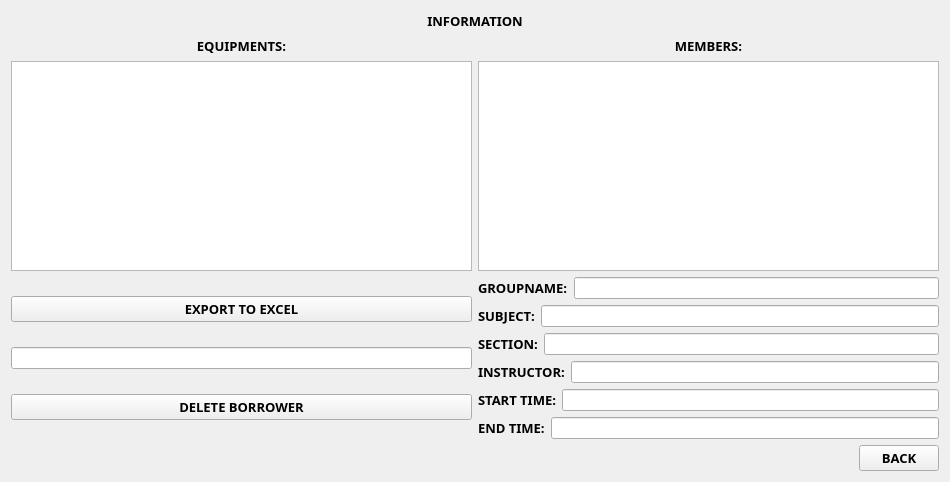
Qt form infopopup.ui (markytools/sume-borrower-app) before a commit.
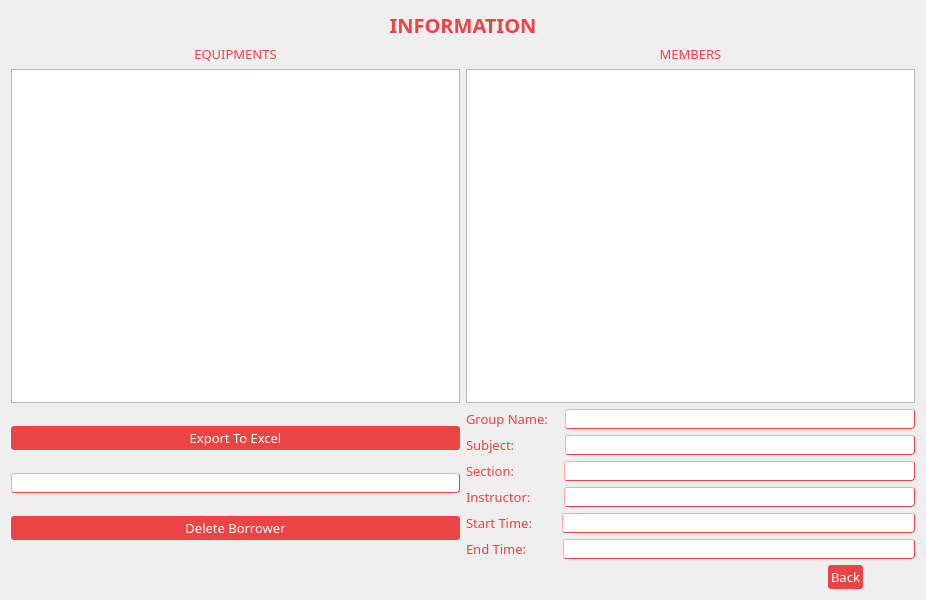
The same form after that commit.

Diff of the .ui file:
```diff
--- a/infopopup.ui
+++ b/infopopup.ui
@@ -6,14 +6,14 @@
    <rect>
     <x>0</x>
     <y>0</y>
-    <width>950</width>
-    <height>482</height>
+    <width>926</width>
+    <height>600</height>
    </rect>
   </property>
   <property name="minimumSize">
    <size>
-    <width>950</width>
-    <height>482</height>
+    <width>800</width>
+    <height>600</height>
    </size>
   </property>
   <property name="maximumSize">
@@ -25,32 +25,50 @@
   <property name="windowTitle">
    <string>Form</string>
   </property>
+  <property name="styleSheet">
+   <string notr="true">#Infopopup{
+background-color:white;
+background:none;
+border:none;
+}</string>
+  </property>
   <layout class="QGridLayout" name="gridLayout">
-   <item row="0" column="0" colspan="2">
+   <item row="2" column="2">
+    <spacer name="horizontalSpacer">
+     <property name="orientation">
+      <enum>Qt::Horizontal</enum>
+     </property>
+     <property name="sizeType">
+      <enum>QSizePolicy::Fixed</enum>
+     </property>
+     <property name="sizeHint" stdset="0">
+      <size>
+       <width>40</width>
+       <height>20</height>
+      </size>
+     </property>
+    </spacer>
+   </item>
+   <item row="0" column="0" colspan="4">
     <layout class="QHBoxLayout" name="horizontalLayout_6">
-     <item>
-      <spacer name="horizontalSpacer">
-       <property name="orientation">
-        <enum>Qt::Horizontal</enum>
-       </property>
-       <property name="sizeHint" stdset="0">
-        <size>
-         <width>252</width>
-         <height>20</height>
-        </size>
-       </property>
-      </spacer>
-     </item>
      <item>
       <widget class="QLabel" name="label_3">
        <property name="font">
         <font>
-         <family>Segoe UI Black</family>
-         <pointsize>10</pointsize>
+         <family>Adobe Gothic Std B</family>
+         <pointsize>15</pointsize>
          <weight>75</weight>
          <bold>true</bold>
         </font>
        </property>
+       <property name="styleSheet">
+        <string notr="true">#label_3{
+background-color:transparent;
+color: #eb4444;
+background:none;
+border:none;
+}</string>
+       </property>
        <property name="text">
         <string>INFORMATION</string>
        </property>
@@ -59,19 +77,6 @@
        </property>
       </widget>
      </item>
-     <item>
-      <spacer name="horizontalSpacer_2">
-       <property name="orientation">
-        <enum>Qt::Horizontal</enum>
-       </property>
-       <property name="sizeHint" stdset="0">
-        <size>
-         <width>214</width>
-         <height>20</height>
-        </size>
-       </property>
-      </spacer>
-     </item>
     </layout>
    </item>
    <item row="2" column="0">
@@ -81,28 +86,13 @@
      </property>
      <property name="sizeHint" stdset="0">
       <size>
-       <width>567</width>
+       <width>520</width>
        <height>22</height>
       </size>
      </property>
     </spacer>
    </item>
-   <item row="2" column="1">
-    <widget class="QPushButton" name="Back">
-     <property name="font">
-      <font>
-       <family>Segoe UI Black</family>
-       <pointsize>10</pointsize>
-       <weight>75</weight>
-       <bold>true</bold>
-      </font>
-     </property>
-     <property name="text">
-      <string>BACK</string>
-     </property>
-    </widget>
-   </item>
-   <item row="1" column="0" colspan="2">
+   <item row="1" column="0" colspan="4">
     <layout class="QVBoxLayout" name="verticalLayout_5">
      <item>
       <layout class="QHBoxLayout" name="horizontalLayout_5">
@@ -112,14 +102,22 @@
           <widget class="QLabel" name="label_7">
            <property name="font">
             <font>
-             <family>Segoe UI Black</family>
+             <family>Adobe Gothic Std B</family>
              <pointsize>10</pointsize>
-             <weight>75</weight>
-             <bold>true</bold>
+             <weight>50</weight>
+             <bold>false</bold>
             </font>
            </property>
+           <property name="styleSheet">
+            <string notr="true">#label_7{
+background-color:transparent;
+color: #eb4444;
+background:none;
+border:none;
+}</string>
+           </property>
            <property name="text">
-            <string>EQUIPMENTS:</string>
+            <string>EQUIPMENTS</string>
            </property>
            <property name="alignment">
             <set>Qt::AlignCenter</set>
@@ -127,7 +125,14 @@
           </widget>
          </item>
          <item>
-          <widget class="QTableWidget" name="borrowedEquipmentTable"/>
+          <widget class="QTableWidget" name="borrowedEquipmentTable">
+           <property name="font">
+            <font>
+             <family>Adobe Gothic Std B</family>
+             <pointsize>10</pointsize>
+            </font>
+           </property>
+          </widget>
          </item>
         </layout>
        </item>
@@ -137,14 +142,22 @@
           <widget class="QLabel" name="label_8">
            <property name="font">
             <font>
-             <family>Segoe UI Black</family>
+             <family>Adobe Gothic Std B</family>
              <pointsize>10</pointsize>
-             <weight>75</weight>
-             <bold>true</bold>
+             <weight>50</weight>
+             <bold>false</bold>
             </font>
            </property>
+           <property name="styleSheet">
+            <string notr="true">#label_8{
+background-color:transparent;
+color: #eb4444;
+background:none;
+border:none;
+}</string>
+           </property>
            <property name="text">
-            <string>MEMBERS:</string>
+            <string>MEMBERS</string>
            </property>
            <property name="alignment">
             <set>Qt::AlignCenter</set>
@@ -152,7 +165,14 @@
           </widget>
          </item>
          <item>
-          <widget class="QTableWidget" name="membersTable"/>
+          <widget class="QTableWidget" name="membersTable">
+           <property name="font">
+            <font>
+             <family>Adobe Gothic Std B</family>
+             <pointsize>10</pointsize>
+            </font>
+           </property>
+          </widget>
          </item>
         </layout>
        </item>
@@ -166,19 +186,44 @@
           <widget class="QPushButton" name="exportToExcel">
            <property name="font">
             <font>
-             <family>Segoe UI Black</family>
+             <family>Adobe Gothic Std B</family>
              <pointsize>10</pointsize>
-             <weight>75</weight>
-             <bold>true</bold>
+             <weight>50</weight>
+             <bold>false</bold>
             </font>
            </property>
+           <property name="styleSheet">
+            <string notr="true">#exportToExcel{
+background-color: #eb4444;
+color: white;
+border-style: outset;
+border-radius: 3px;
+padding: 3px;
+}</string>
+           </property>
            <property name="text">
-            <string>EXPORT TO EXCEL</string>
+            <string>Export To Excel</string>
            </property>
           </widget>
          </item>
          <item>
           <widget class="QLineEdit" name="itemsReturned">
+           <property name="font">
+            <font>
+             <family>Adobe Gothic Std B</family>
+             <pointsize>8</pointsize>
+            </font>
+           </property>
+           <property name="styleSheet">
+            <string notr="true">#itemsReturned{
+background-color:white;
+color: #eb4444;
+border-style: outset;
+border-width: 1px;
+border-color: #eb4444;
+border-radius: 3px;
+}</string>
+           </property>
            <property name="alignment">
             <set>Qt::AlignCenter</set>
            </property>
@@ -191,14 +236,23 @@
           <widget class="QPushButton" name="Delete">
            <property name="font">
             <font>
-             <family>Segoe UI Black</family>
+             <family>Adobe Gothic Std B</family>
              <pointsize>10</pointsize>
-             <weight>75</weight>
-             <bold>true</bold>
+             <weight>50</weight>
+             <bold>false</bold>
             </font>
            </property>
+           <property name="styleSheet">
+            <string notr="true">#Delete{
+background-color: #eb4444;
+color: white;
+border-style: outset;
+border-radius: 3px;
+padding: 3px;
+}</string>
+           </property>
            <property name="text">
-            <string>DELETE BORROWER</string>
+            <string>Delete Borrower</string>
            </property>
           </widget>
          </item>
@@ -212,19 +266,44 @@
             <widget class="QLabel" name="label_6">
              <property name="font">
               <font>
-               <family>Segoe UI Black</family>
+               <family>Adobe Gothic Std B</family>
                <pointsize>10</pointsize>
-               <weight>75</weight>
-               <bold>true</bold>
+               <weight>50</weight>
+               <bold>false</bold>
               </font>
              </property>
+             <property name="styleSheet">
+              <string notr="true">#label_6{
+background-color:transparent;
+color: #eb4444;
+background:none;
+border:none;
+}</string>
+             </property>
              <property name="text">
-              <string>GROUPNAME:</string>
+              <string>Group Name:   </string>
              </property>
             </widget>
            </item>
            <item>
-            <widget class="QLineEdit" name="groupName"/>
+            <widget class="QLineEdit" name="groupName">
+             <property name="font">
+              <font>
+               <family>Adobe Gothic Std B</family>
+               <pointsize>8</pointsize>
+              </font>
+             </property>
+             <property name="styleSheet">
+              <string notr="true">#groupName{
+background-color:white;
+color: #eb4444;
+border-style: outset;
+border-width: 1px;
+border-color: #eb4444;
+border-radius: 3px;
+}</string>
+             </property>
+            </widget>
            </item>
           </layout>
          </item>
@@ -234,19 +313,44 @@
             <widget class="QLabel" name="label_5">
              <property name="font">
               <font>
-               <family>Segoe UI Black</family>
+               <family>Adobe Gothic Std B</family>
                <pointsize>10</pointsize>
-               <weight>75</weight>
-               <bold>true</bold>
+               <weight>50</weight>
+               <bold>false</bold>
               </font>
              </property>
+             <property name="styleSheet">
+              <string notr="true">#label_5{
+background-color:transparent;
+color: #eb4444;
+background:none;
+border:none;
+}</string>
+             </property>
              <property name="text">
-              <string>SUBJECT:</string>
+              <string>Subject:             </string>
              </property>
             </widget>
            </item>
            <item>
-            <widget class="QLineEdit" name="subject"/>
+            <widget class="QLineEdit" name="subject">
+             <property name="font">
+              <font>
+               <family>Adobe Gothic Std B</family>
+               <pointsize>8</pointsize>
+              </font>
+             </property>
+             <property name="styleSheet">
+              <string notr="true">#subject{
+background-color:white;
+color: #eb4444;
+border-style: outset;
+border-width: 1px;
+border-color: #eb4444;
+border-radius: 3px;
+}</string>
+             </property>
+            </widget>
            </item>
           </layout>
          </item>
@@ -256,19 +360,44 @@
             <widget class="QLabel" name="label_4">
              <property name="font">
               <font>
-               <family>Segoe UI Black</family>
+               <family>Adobe Gothic Std B</family>
                <pointsize>10</pointsize>
-               <weight>75</weight>
-               <bold>true</bold>
+               <weight>50</weight>
+               <bold>false</bold>
               </font>
              </property>
+             <property name="styleSheet">
+              <string notr="true">#label_4{
+background-color:transparent;
+color: #eb4444;
+background:none;
+border:none;
+}</string>
+             </property>
              <property name="text">
-              <string>SECTION:</string>
+              <string>Section:             </string>
              </property>
             </widget>
            </item>
            <item>
-            <widget class="QLineEdit" name="section"/>
+            <widget class="QLineEdit" name="section">
+             <property name="font">
+              <font>
+               <family>Adobe Gothic Std B</family>
+               <pointsize>8</pointsize>
+              </font>
+             </property>
+             <property name="styleSheet">
+              <string notr="true">#section{
+background-color:white;
+color: #eb4444;
+border-style: outset;
+border-width: 1px;
+border-color: #eb4444;
+border-radius: 3px;
+}</string>
+             </property>
+            </widget>
            </item>
           </layout>
          </item>
@@ -278,19 +407,44 @@
             <widget class="QLabel" name="label_9">
              <property name="font">
               <font>
-               <family>Segoe UI Black</family>
+               <family>Adobe Gothic Std B</family>
                <pointsize>10</pointsize>
-               <weight>75</weight>
-               <bold>true</bold>
+               <weight>50</weight>
+               <bold>false</bold>
               </font>
              </property>
+             <property name="styleSheet">
+              <string notr="true">#label_9{
+background-color:transparent;
+color: #eb4444;
+background:none;
+border:none;
+}</string>
+             </property>
              <property name="text">
-              <string>INSTRUCTOR:</string>
+              <string>Instructor:        </string>
              </property>
             </widget>
            </item>
            <item>
-            <widget class="QLineEdit" name="instructor"/>
+            <widget class="QLineEdit" name="instructor">
+             <property name="font">
+              <font>
+               <family>Adobe Gothic Std B</family>
+               <pointsize>8</pointsize>
+              </font>
+             </property>
+             <property name="styleSheet">
+              <string notr="true">#instructor{
+background-color:white;
+color: #eb4444;
+border-style: outset;
+border-width: 1px;
+border-color: #eb4444;
+border-radius: 3px;
+}</string>
+             </property>
+            </widget>
            </item>
           </layout>
          </item>
@@ -300,19 +454,44 @@
             <widget class="QLabel" name="label_10">
              <property name="font">
               <font>
-               <family>Segoe UI Black</family>
+               <family>Adobe Gothic Std B</family>
                <pointsize>10</pointsize>
-               <weight>75</weight>
-               <bold>true</bold>
+               <weight>50</weight>
+               <bold>false</bold>
               </font>
              </property>
+             <property name="styleSheet">
+              <string notr="true">#label_10{
+background-color:transparent;
+color: #eb4444;
+background:none;
+border:none;
+}</string>
+             </property>
              <property name="text">
-              <string>START TIME:</string>
+              <string>Start Time:       </string>
              </property>
             </widget>
            </item>
            <item>
-            <widget class="QLineEdit" name="startTime"/>
+            <widget class="QLineEdit" name="startTime">
+             <property name="font">
+              <font>
+               <family>Adobe Garamond Pro Bold</family>
+               <pointsize>8</pointsize>
+              </font>
+             </property>
+             <property name="styleSheet">
+              <string notr="true">#startTime{
+background-color:white;
+color: #eb4444;
+border-style: outset;
+border-width: 1px;
+border-color: #eb4444;
+border-radius: 3px;
+}</string>
+             </property>
+            </widget>
            </item>
           </layout>
          </item>
@@ -322,19 +501,44 @@
             <widget class="QLabel" name="label_11">
              <property name="font">
               <font>
-               <family>Segoe UI Black</family>
+               <family>Adobe Gothic Std B</family>
                <pointsize>10</pointsize>
-               <weight>75</weight>
-               <bold>true</bold>
+               <weight>50</weight>
+               <bold>false</bold>
               </font>
              </property>
+             <property name="styleSheet">
+              <string notr="true">#label_11{
+background-color:transparent;
+color: #eb4444;
+background:none;
+border:none;
+}</string>
+             </property>
              <property name="text">
-              <string>END TIME:</string>
+              <string>End Time:         </string>
              </property>
             </widget>
            </item>
            <item>
-            <widget class="QLineEdit" name="endTime"/>
+            <widget class="QLineEdit" name="endTime">
+             <property name="font">
+              <font>
+               <family>Adobe Gothic Std B</family>
+               <pointsize>8</pointsize>
+              </font>
+             </property>
+             <property name="styleSheet">
+              <string notr="true">#endTime{
+background-color:white;
+color: #eb4444;
+border-style: outset;
+border-width: 1px;
+border-color: #eb4444;
+border-radius: 3px;
+}</string>
+             </property>
+            </widget>
            </item>
           </layout>
          </item>
@@ -344,6 +548,30 @@
      </item>
     </layout>
    </item>
+   <item row="2" column="1">
+    <widget class="QPushButton" name="Back">
+     <property name="font">
+      <font>
+       <family>Adobe Gothic Std B</family>
+       <pointsize>10</pointsize>
+       <weight>50</weight>
+       <bold>false</bold>
+      </font>
+     </property>
+     <property name="styleSheet">
+      <string notr="true">#Back{
+background-color: #eb4444;
+color: white;
+border-style: outset;
+border-radius: 3px;
+padding: 3px;
+}</string>
+     </property>
+     <property name="text">
+      <string>Back</string>
+     </property>
+    </widget>
+   </item>
   </layout>
  </widget>
  <resources/>
```
